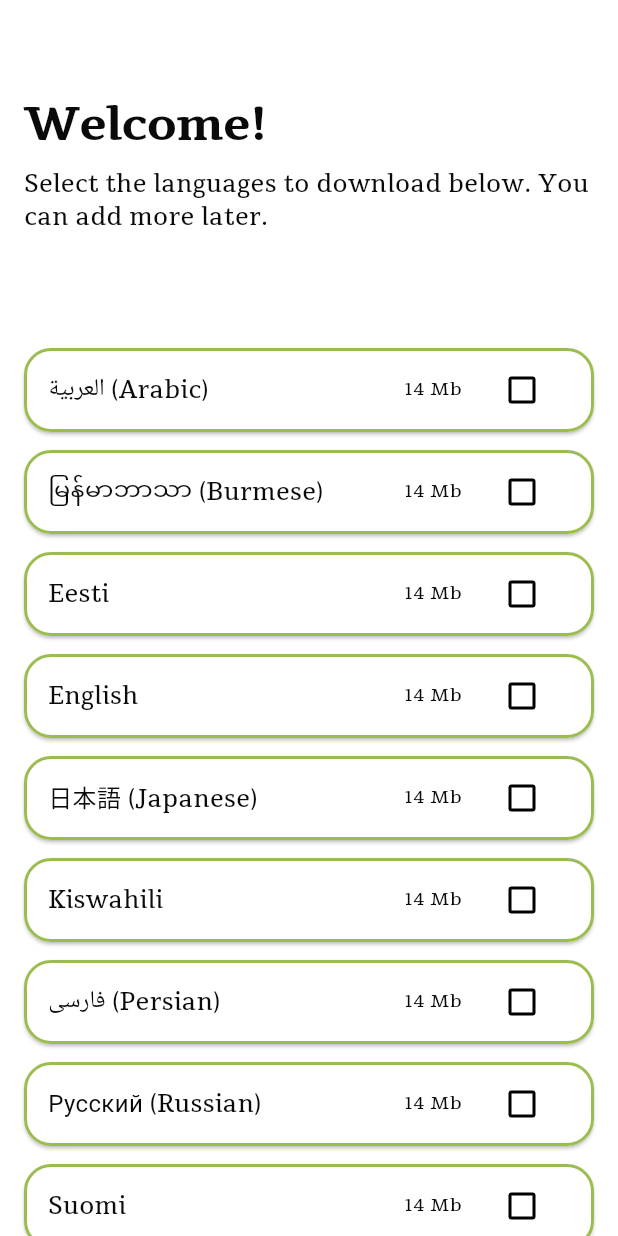
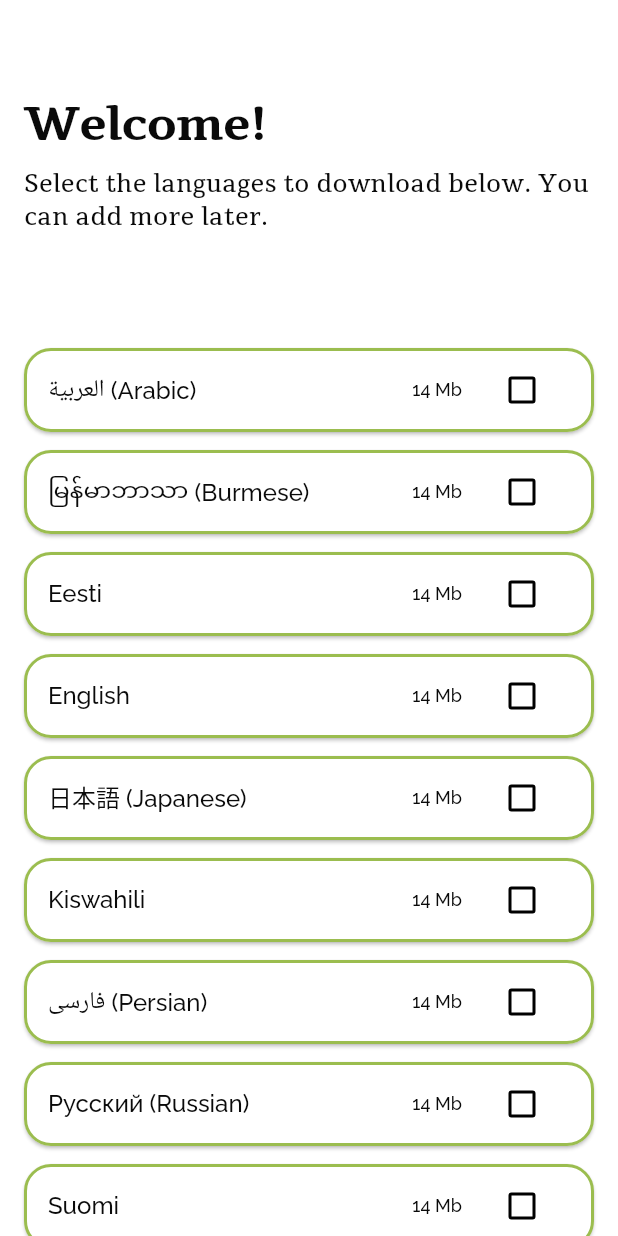
Before and after one commit to villepuuri/Bible-Toolbox, a Flutter app: the screen it shows after launch, on a phone screen of 412 x 824 dp. Run offline on Flutter 3.47's test engine with Material 3 defaults, Android fonts, the phone set to English and light mode, and no system bars; our stand-ins replace auto_size_text, google_fonts, hive, hive_flutter, scrollable_positioned_list, shared_preferences; accounts and stored records are empty.

Commit message:
Imroved text layouts and added a default language

```diff
--- a/lib/core/Widgets/list_card.dart
+++ b/lib/core/Widgets/list_card.dart
@@ -37,10 +37,10 @@ class _ListCardState extends State<ListCard> {
         title: Row(
           mainAxisAlignment: MainAxisAlignment.spaceBetween,
           children: [
-            Text(widget.title, style: Theme.of(context).textTheme.bodyMedium),
+            Text(widget.title, style: Theme.of(context).textTheme.headlineSmall),
             widget.smallInfoText != null ? Text(
               widget.smallInfoText!,
-              style: Theme.of(context).textTheme.bodySmall,
+              style: Theme.of(context).textTheme.headlineSmall!.apply(fontSizeDelta: -4),
             ) : const SizedBox(),
           ],
         ),
--- a/lib/core/Widgets/main_app_bar.dart
+++ b/lib/core/Widgets/main_app_bar.dart
@@ -59,7 +59,7 @@ class _MainAppBarState extends State<MainAppBar> {
                 contentPadding: EdgeInsets.symmetric(horizontal: 4),
                 title: Text(
                   language.displayName,
-                  style: Theme.of(context).textTheme.bodyMedium,
+                  style: Theme.of(context).textTheme.headlineSmall,
                 ),
                 tileColor:
                     language.code ==
@@ -78,7 +78,7 @@ class _MainAppBarState extends State<MainAppBar> {
           child: ListTile(
             title: Text(
               AppLocalizations.of(context)!.titleLanguageSettings,
-              style: Theme.of(context).textTheme.bodyMedium,
+              style: Theme.of(context).textTheme.headlineSmall,
             ),
           ),
         ),
--- a/lib/core/helpers/language_helper.dart
+++ b/lib/core/helpers/language_helper.dart
@@ -81,6 +81,8 @@ class LanguageHelper {
     ),
   ];
 
+  static final defaultLanguageCode = "en";
+
   static int languageCount = languages.length;
 
   static List<LanguageClass> testLoadedLanguages = [];
--- a/lib/core/theme.dart
+++ b/lib/core/theme.dart
@@ -50,6 +50,11 @@ class AppThemeData {
       fontWeight: FontWeight.w400,
       color: black,
     ),
+    headlineSmall: GoogleFonts.raleway(
+      fontSize: 16,
+      fontWeight: FontWeight.w500,
+      color: black,
+    ),
 
     // Body texts
     bodyLarge: GoogleFonts.tienne(
@@ -75,6 +80,14 @@ class AppThemeData {
       color: lightGreen,
       fontStyle: FontStyle.italic,
     ),
+
+    // Small info texts
+    labelSmall: GoogleFonts.raleway(
+      fontSize: 14,
+      height: 1.4,
+      fontWeight: FontWeight.w500,
+      color: black,
+    ),
   );
 
   /* Button themes */
@@ -85,7 +98,7 @@ class AppThemeData {
       foregroundColor: WidgetStateProperty.all(white),
       overlayColor: WidgetStateProperty.all(darkGreen.withAlpha(25)),
       textStyle: WidgetStateProperty.all(
-        textTheme.headlineMedium!.copyWith(fontWeight: FontWeight.w900),
+        textTheme.titleSmall!.copyWith(fontWeight: FontWeight.w700),
       ),
       shape: WidgetStateProperty.all(
         RoundedRectangleBorder(borderRadius: BorderRadius.circular(12)),
--- a/lib/presentation/pages/answers_page.dart
+++ b/lib/presentation/pages/answers_page.dart
@@ -43,7 +43,7 @@ class _AnswersPageState extends State<AnswersPage> {
         sliver: SliverToBoxAdapter(
           child: Text(
             "Suuret kysymykset",
-            style: Theme.of(context).textTheme.headlineLarge,
+            style: Theme.of(context).textTheme.titleMedium,
           ),
         ),
       ),
--- a/lib/presentation/pages/bookmarks_page.dart
+++ b/lib/presentation/pages/bookmarks_page.dart
@@ -51,11 +51,11 @@ class _BookmarksPageState extends State<BookmarksPage> {
           Text(
             name,
             style: selected
-                ? Theme.of(context).textTheme.bodySmall?.apply(
+                ? Theme.of(context).textTheme.labelSmall?.apply(
                     color: Colors.white,
                     fontWeightDelta: 2,
                   )
-                : Theme.of(context).textTheme.bodySmall,
+                : Theme.of(context).textTheme.labelSmall,
           ),
         ],
       ),
--- a/lib/presentation/pages/welcome_page.dart
+++ b/lib/presentation/pages/welcome_page.dart
@@ -66,6 +66,7 @@ class _WelcomePageState extends State<WelcomePage> {
                     );
                   }
                 }
+                // todo: What if the user does not choose the default language?
                 // todo: implement loading the languages
                 Navigator.pushReplacementNamed(context, '/home');
               },
--- a/lib/providers/language_provider.dart
+++ b/lib/providers/language_provider.dart
@@ -1,5 +1,6 @@
 
 
+import 'package:bible_toolbox/core/helpers/language_helper.dart';
 import 'package:bible_toolbox/core/helpers/shared_preferences_keys.dart';
 import 'package:flutter/widgets.dart';
 import 'package:shared_preferences/shared_preferences.dart';
@@ -7,7 +8,7 @@ import 'package:shared_preferences/shared_preferences.dart';
 class LanguageProvider extends ChangeNotifier {
 
   Locale _locale = const Locale('en');
-  Map<String, dynamic> _localizedTexts = {};
+  final Map<String, dynamic> _localizedTexts = {};
 
   Locale get locale => _locale;
   Map<String, dynamic> get localizedTexts => _localizedTexts;
@@ -27,7 +28,14 @@ class LanguageProvider extends ChangeNotifier {
     final code = prefs.getString(SharedPreferencesKeys.localeCode);
 
     if (code != null) {
-      _locale = Locale(code);
+      // Use the phone's language, if the app supports it
+      if (LanguageHelper.languages.any((e) => e.code == code)) {
+        _locale = Locale(code);
+      }
+      // Default to English, if user's language is not supported
+      else {
+        _locale = Locale(LanguageHelper.defaultLanguageCode);
+      }
     } else {
       // Default to device locale
       final systemLocale = WidgetsBinding.instance.platformDispatcher.locale;
```
